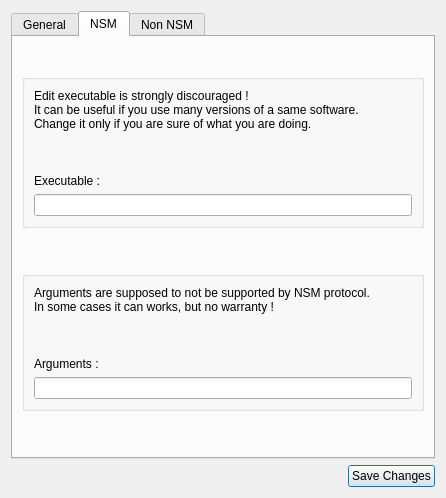
Houston4444/RaySession, file resources/ui/client_properties.ui: the form before one commit.
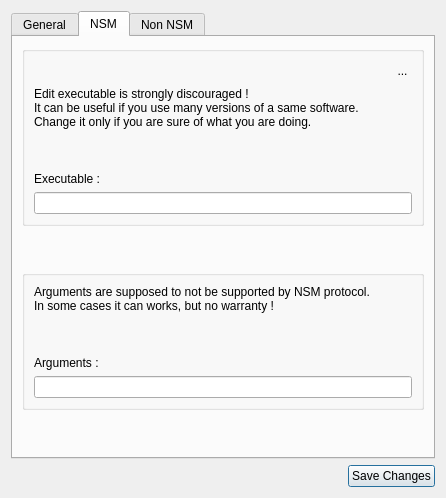
The form after the commit. The open tabs and pages were chosen to show the change. Icons and pictures are not drawn.

Commit message: enable any signal in combobox save_sig and stop_sig for non nsm clients

```diff
--- a/resources/ui/client_properties.ui
+++ b/resources/ui/client_properties.ui
@@ -342,19 +342,6 @@
        <string>NSM</string>
       </attribute>
       <layout class="QVBoxLayout" name="verticalLayout_6">
-       <item>
-        <spacer name="verticalSpacer_11">
-         <property name="orientation">
-          <enum>Qt::Vertical</enum>
-         </property>
-         <property name="sizeHint" stdset="0">
-          <size>
-           <width>20</width>
-           <height>40</height>
-          </size>
-         </property>
-        </spacer>
-       </item>
        <item>
         <layout class="QVBoxLayout" name="verticalLayout_5">
          <item>
@@ -363,6 +350,49 @@
             <string/>
            </property>
            <layout class="QVBoxLayout" name="verticalLayout_8">
+            <item>
+             <layout class="QHBoxLayout" name="horizontalLayout">
+              <item>
+               <spacer name="horizontalSpacer_3">
+                <property name="orientation">
+                 <enum>Qt::Horizontal</enum>
+                </property>
+                <property name="sizeHint" stdset="0">
+                 <size>
+                  <width>40</width>
+                  <height>20</height>
+                 </size>
+                </property>
+               </spacer>
+              </item>
+              <item>
+               <widget class="QToolButton" name="toolButtonIconNsm">
+                <property name="baseSize">
+                 <size>
+                  <width>48</width>
+                  <height>48</height>
+                 </size>
+                </property>
+                <property name="styleSheet">
+                 <string notr="true">QToolButton{border:none}</string>
+                </property>
+                <property name="text">
+                 <string>...</string>
+                </property>
+                <property name="icon">
+                 <iconset theme="application-pdf">
+                  <normaloff>../../../.designer/backup</normaloff>../../../.designer/backup</iconset>
+                </property>
+                <property name="iconSize">
+                 <size>
+                  <width>48</width>
+                  <height>48</height>
+                 </size>
+                </property>
+               </widget>
+              </item>
+             </layout>
+            </item>
             <item>
              <widget class="QLabel" name="label">
               <property name="text">
```
Left out of the diff: 95 changed lines with no effect on the pictures. The commit also changes 7 other files.
